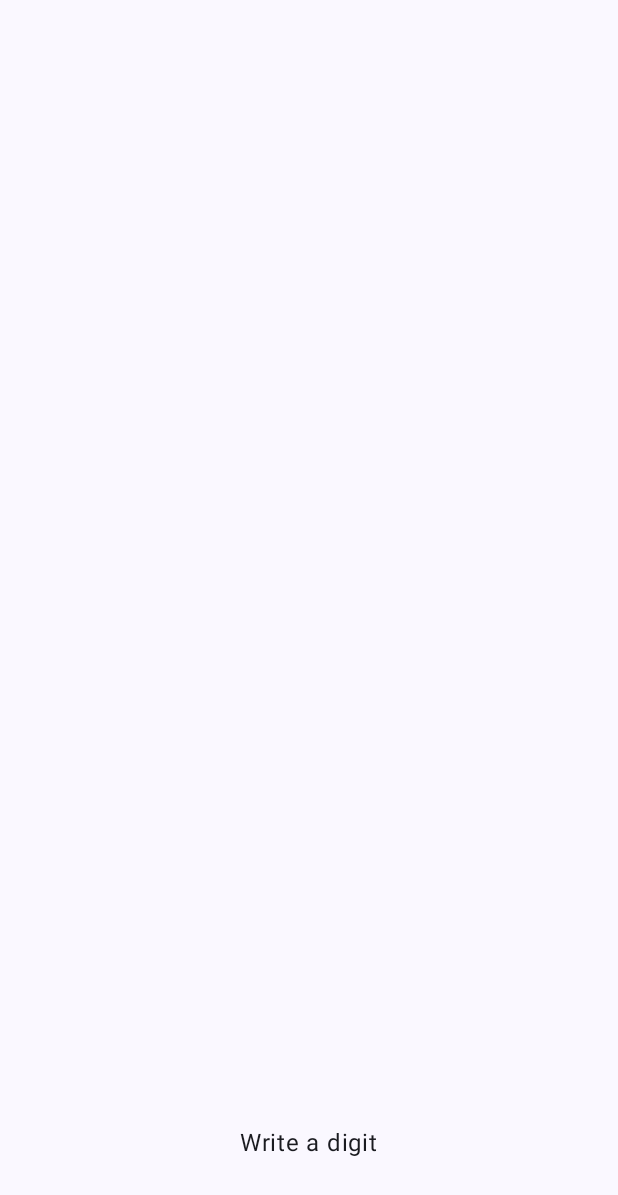
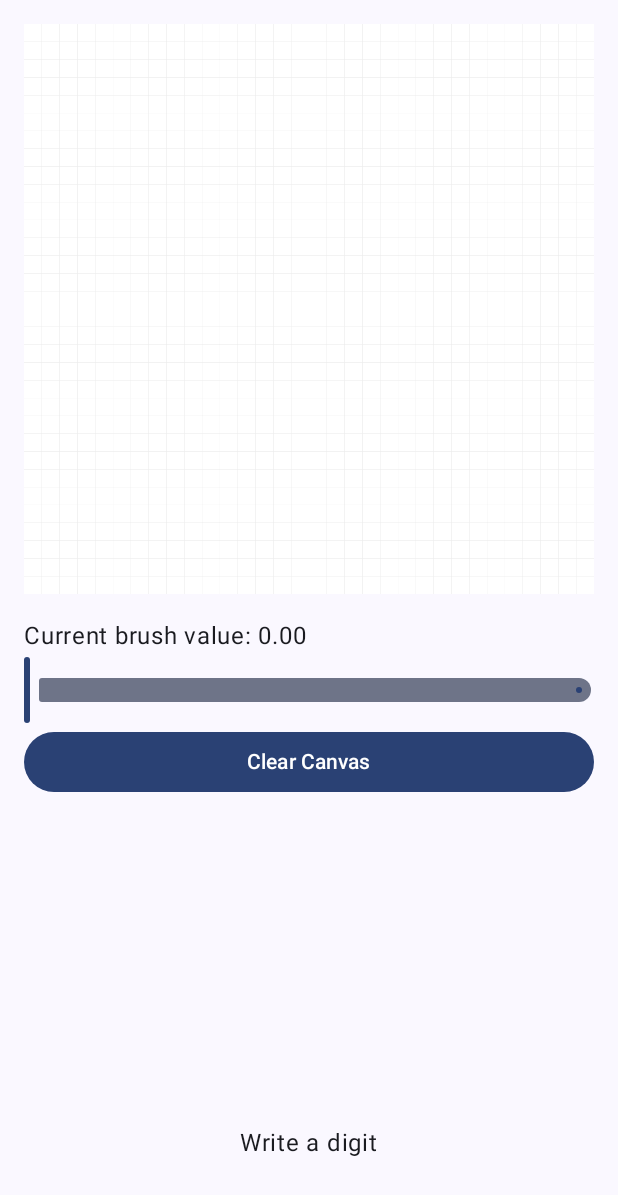
Before and after one commit to Andrej235/hand-drawn-digits, an Android app built with Jetpack Compose: the screen it shows after launch (MainActivity), on a phone screen of 412 x 824 dp. Before the commit the part shown is almost empty. Shown: the top 1195 px of the screen. Run offline under Robolectric (Android 15) with nearby library versions, the phone set to English and light mode, and no system bars.

Commit message:
Create a Canvas component

```diff
--- /dev/null
+++ b/app/app/src/main/java/com/example/digitrecognizer/Canvas.kt
@@ -0,0 +1,135 @@
+package com.example.digitrecognizer
+
+import androidx.compose.foundation.Canvas
+import androidx.compose.foundation.background
+import androidx.compose.foundation.gestures.detectDragGestures
+import androidx.compose.foundation.layout.Box
+import androidx.compose.foundation.layout.Column
+import androidx.compose.foundation.layout.Spacer
+import androidx.compose.foundation.layout.aspectRatio
+import androidx.compose.foundation.layout.fillMaxSize
+import androidx.compose.foundation.layout.fillMaxWidth
+import androidx.compose.foundation.layout.height
+import androidx.compose.foundation.layout.padding
+import androidx.compose.material3.Button
+import androidx.compose.material3.Slider
+import androidx.compose.material3.Text
+import androidx.compose.runtime.Composable
+import androidx.compose.runtime.getValue
+import androidx.compose.runtime.mutableFloatStateOf
+import androidx.compose.runtime.mutableStateOf
+import androidx.compose.runtime.remember
+import androidx.compose.runtime.setValue
+import androidx.compose.ui.Modifier
+import androidx.compose.ui.geometry.Offset
+import androidx.compose.ui.geometry.Size
+import androidx.compose.ui.graphics.Color
+import androidx.compose.ui.input.pointer.pointerInput
+import androidx.compose.ui.layout.onSizeChanged
+import androidx.compose.ui.unit.dp
+
+@Composable
+fun Canvas() {
+    // Change this value to adjust the canvas resolution
+    val canvasSizePixels = 32
+
+    var pixels by remember {
+        mutableStateOf(FloatArray(canvasSizePixels * canvasSizePixels) { 1f })
+    }
+    var currentPaintValue by remember { mutableFloatStateOf(0f) }
+    var boxSize by remember { mutableStateOf(Size.Zero) }
+
+    Column(
+        modifier = Modifier
+            .fillMaxSize()
+            .padding(16.dp)
+    ) {
+        Box(modifier = Modifier
+            .fillMaxWidth()
+            .aspectRatio(1f)
+            .background(Color.LightGray)
+            .onSizeChanged { size ->
+                boxSize = Size(size.width.toFloat(), size.height.toFloat())
+            }
+            .pointerInput(boxSize) {
+                if (boxSize.width == 0f || boxSize.height == 0f) return@pointerInput
+
+                val pixelWidth = boxSize.width / canvasSizePixels
+                val pixelHeight = boxSize.height / canvasSizePixels
+
+                detectDragGestures(onDragStart = { offset ->
+                    handleDragEvent(
+                        offset, pixelWidth, pixelHeight, canvasSizePixels, currentPaintValue
+                    ) { x, y ->
+                        pixels = updatePixel(pixels, x, y, canvasSizePixels, currentPaintValue)
+                    }
+                }, onDrag = { change, _ ->
+                    handleDragEvent(
+                        change.position,
+                        pixelWidth,
+                        pixelHeight,
+                        canvasSizePixels,
+                        currentPaintValue
+                    ) { x, y ->
+                        pixels = updatePixel(pixels, x, y, canvasSizePixels, currentPaintValue)
+                    }
+                })
+            }) {
+            Canvas(modifier = Modifier.fillMaxSize()) {
+                val pixelWidth = size.width / canvasSizePixels
+                val pixelHeight = size.height / canvasSizePixels
+
+                repeat(canvasSizePixels) { x ->
+                    repeat(canvasSizePixels) { y ->
+                        val grayscale = pixels[y * canvasSizePixels + x]
+                        drawRect(
+                            color = Color(grayscale, grayscale, grayscale),
+                            topLeft = Offset(x * pixelWidth, y * pixelHeight),
+                            size = Size(pixelWidth, pixelHeight)
+                        )
+                    }
+                }
+            }
+        }
+
+        Spacer(modifier = Modifier.height(16.dp))
+
+        Text("Current brush value: ${"%.2f".format(currentPaintValue)}")
+        Slider(
+            value = currentPaintValue,
+            onValueChange = { currentPaintValue = it },
+            valueRange = 0f..1f,
+            modifier = Modifier.fillMaxWidth()
+        )
+
+        Button(
+            onClick = {
+                pixels = FloatArray(canvasSizePixels * canvasSizePixels) { 1f }
+            }, modifier = Modifier.fillMaxWidth()
+        ) {
+            Text("Clear Canvas")
+        }
+    }
+}
+
+private fun handleDragEvent(
+    offset: Offset,
+    pixelWidth: Float,
+    pixelHeight: Float,
+    canvasSize: Int,
+    paintValue: Float,
+    updatePixels: (x: Int, y: Int) -> Unit
+) {
+    val x = (offset.x / pixelWidth).toInt().coerceIn(0, canvasSize - 1)
+    val y = (offset.y / pixelHeight).toInt().coerceIn(0, canvasSize - 1)
+    updatePixels(x, y)
+}
+
+private fun updatePixel(
+    currentPixels: FloatArray, x: Int, y: Int, canvasSize: Int, value: Float
+): FloatArray {
+    val newPixels = currentPixels.copyOf()
+    val index = y * canvasSize + x
+    newPixels[index] = value
+    return newPixels
+}
--- a/app/app/src/main/java/com/example/digitrecognizer/MainActivity.kt
+++ b/app/app/src/main/java/com/example/digitrecognizer/MainActivity.kt
@@ -36,7 +36,9 @@ class MainActivity : ComponentActivity() {
                         modifier = Modifier
                             .fillMaxSize()
                             .padding(innerPadding)
-                    ) { }
+                    ) {
+                        Canvas()
+                    }
                 }
             }
         }
```
